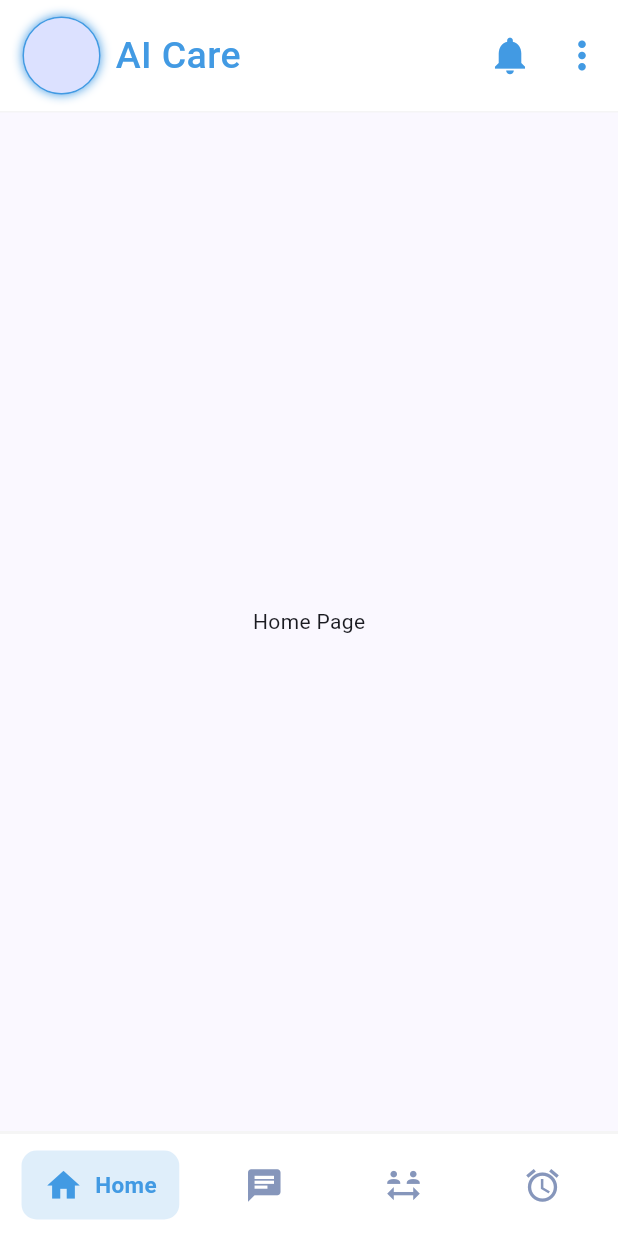
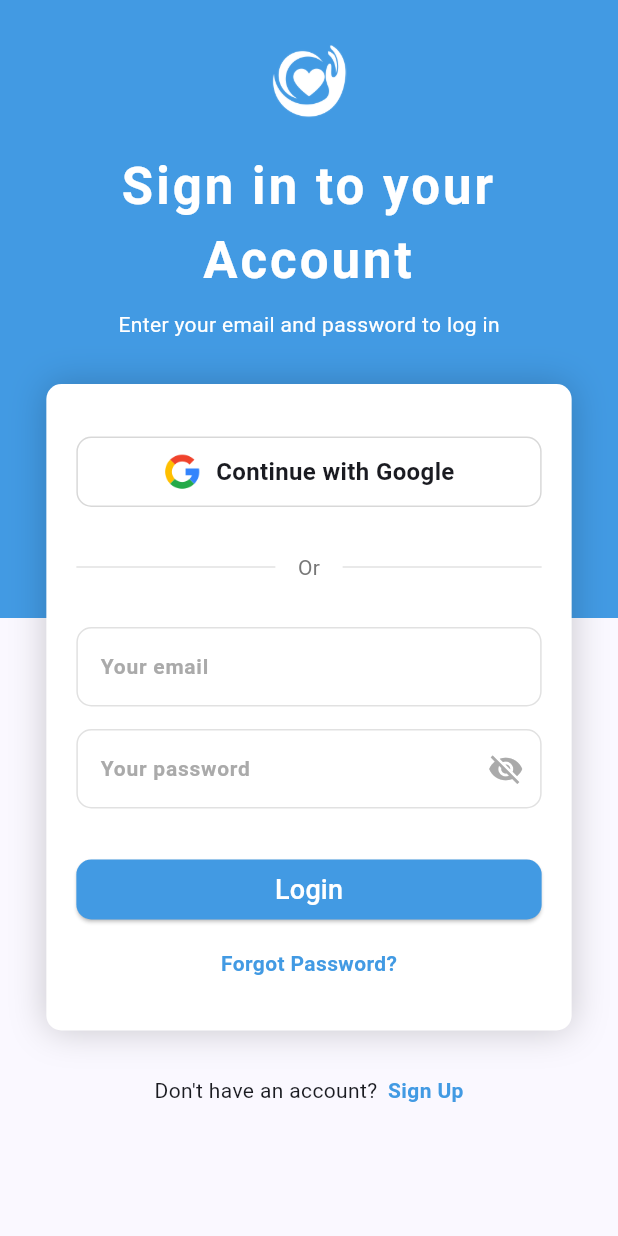
Before and after one commit to abdullahessamm/AI-Care, a Flutter app: the screen it shows after launch, on a phone screen of 412 x 824 dp. Run offline on Flutter 3.47's test engine with Material 3 defaults, Android fonts, the phone set to English and light mode, and no system bars; Roboto replaces fonts that are missing (Tahoma).

Commit message:
create login page and initialize the sign up page

```diff
--- a/lib/main.dart
+++ b/lib/main.dart
@@ -1,4 +1,5 @@
 import 'package:ai_care/core/constants/app_color.dart';
+import 'package:ai_care/presentation/views/auth_view.dart';
 import 'package:ai_care/presentation/views/main_view.dart';
 import 'package:flutter/material.dart';
 import 'package:flutter/services.dart';
@@ -8,6 +9,8 @@ void main() {
 }
 
 class MyApp extends StatelessWidget {
+  final bool isLoggedIn = false; // Replace with actual login status
+
   const MyApp({super.key});
 
   // This widget is the root of your application.
@@ -24,7 +27,7 @@ class MyApp extends StatelessWidget {
         colorScheme: ColorScheme.fromSeed(seedColor: const Color(0xff183E9F)),
         useMaterial3: true,
       ),
-      home: const MainView(),
+      home: isLoggedIn ? const MainView() : const AuthView(),
     );
   }
 }
--- /dev/null
+++ b/lib/presentation/pages/auth_view/login_page.dart
@@ -0,0 +1,260 @@
+import 'package:ai_care/core/constants/app_color.dart';
+import 'package:flutter/material.dart';
+
+class LoginPage extends StatefulWidget {
+  const LoginPage({super.key});
+
+  @override
+  State<LoginPage> createState() => _LoginPageState();
+}
+
+class _LoginPageState extends State<LoginPage> {
+  final TextEditingController _emailController = TextEditingController();
+  final TextEditingController _passwordController = TextEditingController();
+  bool _showPassword = false;
+
+  @override
+  Widget build(BuildContext context) {
+    return Container(
+      padding: const EdgeInsets.symmetric(vertical: 30.0),
+      child: Center(
+        child: Column(
+          children: [
+            const SizedBox(
+                width: 50,
+                height: 50,
+                child:
+                    Image(image: AssetImage('assets/images/logo_white.png'))),
+            // title
+            Container(
+              padding: const EdgeInsets.only(top: 20, bottom: 30),
+              constraints: BoxConstraints(
+                  maxWidth: MediaQuery.of(context).size.width * 0.80),
+              child: const Column(
+                children: [
+                  Text(
+                    "Sign in to your",
+                    textAlign: TextAlign.center,
+                    style: TextStyle(
+                      color: Colors.white,
+                      fontSize: 34,
+                      fontWeight: FontWeight.bold,
+                      letterSpacing: 2.0,
+                      fontFamily: 'Tahoma',
+                    ),
+                  ),
+                  Text(
+                    "Account",
+                    textAlign: TextAlign.center,
+                    style: TextStyle(
+                      color: Colors.white,
+                      fontSize: 34,
+                      fontWeight: FontWeight.bold,
+                      letterSpacing: 2.0,
+                    ),
+                  ),
+                  Padding(
+                    padding: EdgeInsets.only(top: 8.0),
+                    child: Text(
+                      "Enter your email and password to log in",
+                      style: TextStyle(color: Colors.white),
+                    ),
+                  )
+                ],
+              ),
+            ),
+            // form
+            Container(
+              padding: const EdgeInsets.all(20),
+              width: MediaQuery.of(context).size.width * 0.85,
+              decoration: BoxDecoration(
+                  color: Colors.white,
+                  borderRadius: const BorderRadius.all(Radius.circular(10)),
+                  boxShadow: [
+                    BoxShadow(
+                      color: Colors.black.withOpacity(0.2),
+                      blurRadius: 20,
+                    )
+                  ]),
+              child: Column(
+                children: [
+                  // google button
+                  Padding(
+                    padding: const EdgeInsets.only(top: 15),
+                    child: InkWell(
+                      onTap: () {
+                        // TODO: handle google login
+                      },
+                      child: Container(
+                        padding: const EdgeInsets.symmetric(vertical: 10),
+                        decoration: BoxDecoration(
+                          borderRadius:
+                              const BorderRadius.all(Radius.circular(10)),
+                          border:
+                              Border.all(color: Colors.grey.withOpacity(0.4)),
+                        ),
+                        child: const Row(
+                          mainAxisAlignment: MainAxisAlignment.center,
+                          children: [
+                            Image(
+                                width: 25,
+                                image: AssetImage(
+                                    'assets/images/google_logo.png')),
+                            SizedBox(
+                              width: 10,
+                            ),
+                            Text(
+                              "Continue with Google",
+                              style: TextStyle(
+                                  fontWeight: FontWeight.bold, fontSize: 16),
+                            ),
+                          ],
+                        ),
+                      ),
+                    ),
+                  ),
+                  // divider
+                  Padding(
+                    padding: const EdgeInsets.symmetric(vertical: 30.0),
+                    child: Row(
+                      children: [
+                        Expanded(
+                          child: Divider(color: Colors.grey.withOpacity(0.3)),
+                        ),
+                        const Padding(
+                          padding: EdgeInsets.symmetric(horizontal: 15.0),
+                          child: Text(
+                            "Or",
+                            style: TextStyle(color: Color(0xff777777)),
+                          ),
+                        ),
+                        Expanded(
+                          child: Divider(color: Colors.grey.withOpacity(0.3)),
+                        ),
+                      ],
+                    ),
+                  ),
+                  // email input
+                  Row(
+                    children: [
+                      Expanded(
+                        child: TextField(
+                          controller: _emailController,
+                          keyboardType: TextInputType.emailAddress,
+                          style: const TextStyle(
+                              fontSize: 14, fontWeight: FontWeight.bold),
+                          decoration: const InputDecoration(
+                              hintText: "Your email",
+                              hintStyle: TextStyle(color: Color(0xffaaaaaa)),
+                              focusedBorder: OutlineInputBorder(
+                                  borderSide:
+                                      BorderSide(color: AppColors.primary),
+                                  borderRadius:
+                                      BorderRadius.all(Radius.circular(10))),
+                              errorBorder: OutlineInputBorder(
+                                  borderSide: BorderSide(color: Colors.red),
+                                  borderRadius:
+                                      BorderRadius.all(Radius.circular(10))),
+                              enabledBorder: OutlineInputBorder(
+                                  borderSide:
+                                      BorderSide(color: Color(0xFFe1e1e1)),
+                                  borderRadius:
+                                      BorderRadius.all(Radius.circular(10)))),
+                        ),
+                      )
+                    ],
+                  ),
+                  const SizedBox(
+                    height: 15,
+                  ),
+                  // password input
+                  Row(
+                    children: [
+                      Expanded(
+                        child: TextField(
+                          controller: _passwordController,
+                          obscureText: !_showPassword,
+                          obscuringCharacter: "*",
+                          keyboardType: TextInputType.visiblePassword,
+                          style: const TextStyle(
+                              fontSize: 14, fontWeight: FontWeight.bold),
+                          decoration: InputDecoration(
+                              hintText: "Your password",
+                              hintStyle:
+                                  const TextStyle(color: Color(0xffaaaaaa)),
+                              focusedBorder: const OutlineInputBorder(
+                                  borderSide:
+                                      BorderSide(color: AppColors.primary),
+                                  borderRadius:
+                                      BorderRadius.all(Radius.circular(10))),
+                              errorBorder: const OutlineInputBorder(
+                                  borderSide: BorderSide(color: Colors.red),
+                                  borderRadius:
+                                      BorderRadius.all(Radius.circular(10))),
+                              enabledBorder: const OutlineInputBorder(
+                                  borderSide:
+                                      BorderSide(color: Color(0xFFe1e1e1)),
+                                  borderRadius:
+                                      BorderRadius.all(Radius.circular(10))),
+                              suffixIcon: IconButton(
+                                  onPressed: () {
+                                    setState(() {
+                                      _showPassword = !_showPassword;
+                                    });
+                                  },
+                                  icon: Icon(
+                                    _showPassword
+                                        ? Icons.visibility
+                                        : Icons.visibility_off,
+                                    color: const Color(0xffaaaaaa),
+                                  ))),
+                        ),
+                      )
+                    ],
+                  ),
+                  const SizedBox(
+                    height: 15,
+                  ),
+                  // login button
+                  Container(
+                    padding: const EdgeInsets.only(top: 15.0),
+                    width: double.infinity,
+                    child: ElevatedButton(
+                        onPressed: () {
+                          // TODO validate form and handle login logic
+                        },
+                        style: ElevatedButton.styleFrom(
+                            backgroundColor: AppColors.primary,
+                            foregroundColor: Colors.white,
+                            shape: RoundedRectangleBorder(
+                                borderRadius: BorderRadius.circular(10))),
+                        child: const Text(
+                          "Login",
+                          style: TextStyle(color: Colors.white, fontSize: 18),
+                        )),
+                  ),
+                  // forgot password link
+                  Container(
+                    padding: const EdgeInsets.symmetric(vertical: 15.0),
+                    child: InkWell(
+                      onTap: () {
+                        // TODO navigate to forgot password screen
+                      },
+                      child: const Text(
+                        "Forgot Password?",
+                        style: TextStyle(
+                            // underline decoration
+                            color: AppColors.primary,
+                            fontWeight: FontWeight.bold),
+                      ),
+                    ),
+                  ),
+                ],
+              ),
+            )
+          ],
+        ),
+      ),
+    );
+  }
+}
--- /dev/null
+++ b/lib/presentation/views/auth_view.dart
@@ -0,0 +1,68 @@
+import 'package:ai_care/core/constants/app_color.dart';
+import 'package:ai_care/presentation/pages/auth_view/login_page.dart';
+import 'package:ai_care/presentation/pages/auth_view/signup_page.dart';
+import 'package:flutter/material.dart';
+
+class AuthView extends StatefulWidget {
+  const AuthView({super.key});
+
+  @override
+  State<AuthView> createState() => AuthViewState();
+}
+
+class AuthViewState extends State<AuthView> {
+  int _currentScreen = 0;
+
+  @override
+  Widget build(BuildContext context) {
+    return Scaffold(
+        body: Stack(
+      children: [
+        // background
+        Container(
+          width: double.infinity,
+          height: MediaQuery.of(context).size.height * 0.50,
+          decoration: const BoxDecoration(
+            color: AppColors.primary,
+          ),
+        ),
+        SafeArea(
+          child: SingleChildScrollView(
+            child: Column(
+              children: [
+                _currentScreen == 0 ? LoginPage() : SignupPage(),
+                Row(
+                  mainAxisAlignment: MainAxisAlignment.center,
+                  children: [
+                    Text(_currentScreen == 0
+                        ? "Don't have an account?"
+                        : "Already have an account?"),
+                    SizedBox(
+                      width: 7,
+                    ),
+                    InkWell(
+                      onTap: () {
+                        setState(() {
+                          // toggle the current screen between 0 and 1
+                          _currentScreen = (_currentScreen + 1) % 2;
+                        });
+                      },
+                      child: Text(
+                          style: TextStyle(
+                              color: AppColors.primary,
+                              fontWeight: FontWeight.bold),
+                          _currentScreen == 0 ? "Sign Up" : "Login"),
+                    )
+                  ],
+                ),
+                SizedBox(
+                  height: 10,
+                )
+              ],
+            ),
+          ),
+        )
+      ],
+    ));
+  }
+}
--- a/pubspec.yaml
+++ b/pubspec.yaml
@@ -59,9 +59,9 @@ flutter:
   uses-material-design: true
 
   # To add assets to your application, add an assets section, like this:
-  # assets:
-  #   - images/a_dot_burr.jpeg
-  #   - images/a_dot_ham.jpeg
+  assets:
+    - assets/images/logo_white.png
+    - assets/images/google_logo.png
 
   # An image asset can refer to one or more resolution-specific "variants", see
   # https://flutter.dev/assets-and-images/#resolution-aware
```
Also changed, not shown: lib/presentation/pages/auth_view/signup_page.dart (added, +245 -0 lines), assets/images/google_logo.png (added), assets/images/logo_white.png (added).
